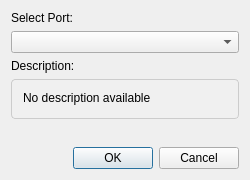
Above: src/ui/open_serial_dialog.ui from cbrice72/LIBRA-App before the change. Below: the same form after it.
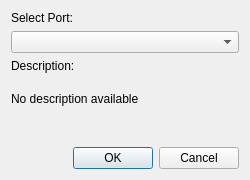
That is the form after the change. Icons and pictures are not drawn.

Commit message: fix erroneous stylesheet on label

Diff of the .ui file:
```diff
--- a/src/ui/open_serial_dialog.ui
+++ b/src/ui/open_serial_dialog.ui
@@ -46,14 +46,20 @@
        <height>40</height>
       </size>
      </property>
+     <property name="autoFillBackground">
+      <bool>false</bool>
+     </property>
      <property name="styleSheet">
-      <string>QLabel { background-color: #f0f0f0; padding: 8px; border: 1px solid #ccc; border-radius: 4px; }</string>
+      <string notr="true"/>
+     </property>
+     <property name="frameShape">
+      <enum>QFrame::Shape::NoFrame</enum>
      </property>
      <property name="text">
       <string>No description available</string>
      </property>
      <property name="alignment">
-      <set>Qt::AlignmentFlag::AlignLeading|Qt::AlignmentFlag::AlignLeft|Qt::AlignmentFlag::AlignTop</set>
+      <set>Qt::AlignmentFlag::AlignLeading|Qt::AlignmentFlag::AlignLeft|Qt::AlignmentFlag::AlignVCenter</set>
      </property>
      <property name="wordWrap">
       <bool>true</bool>
```
